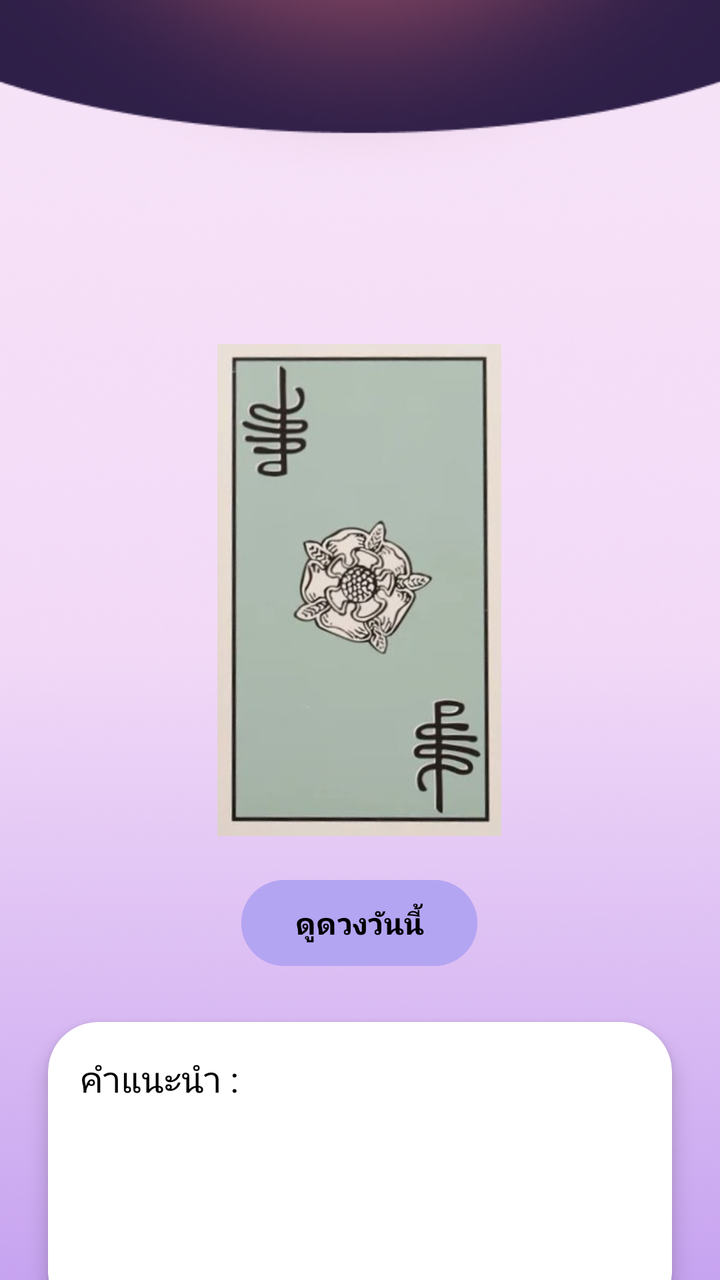
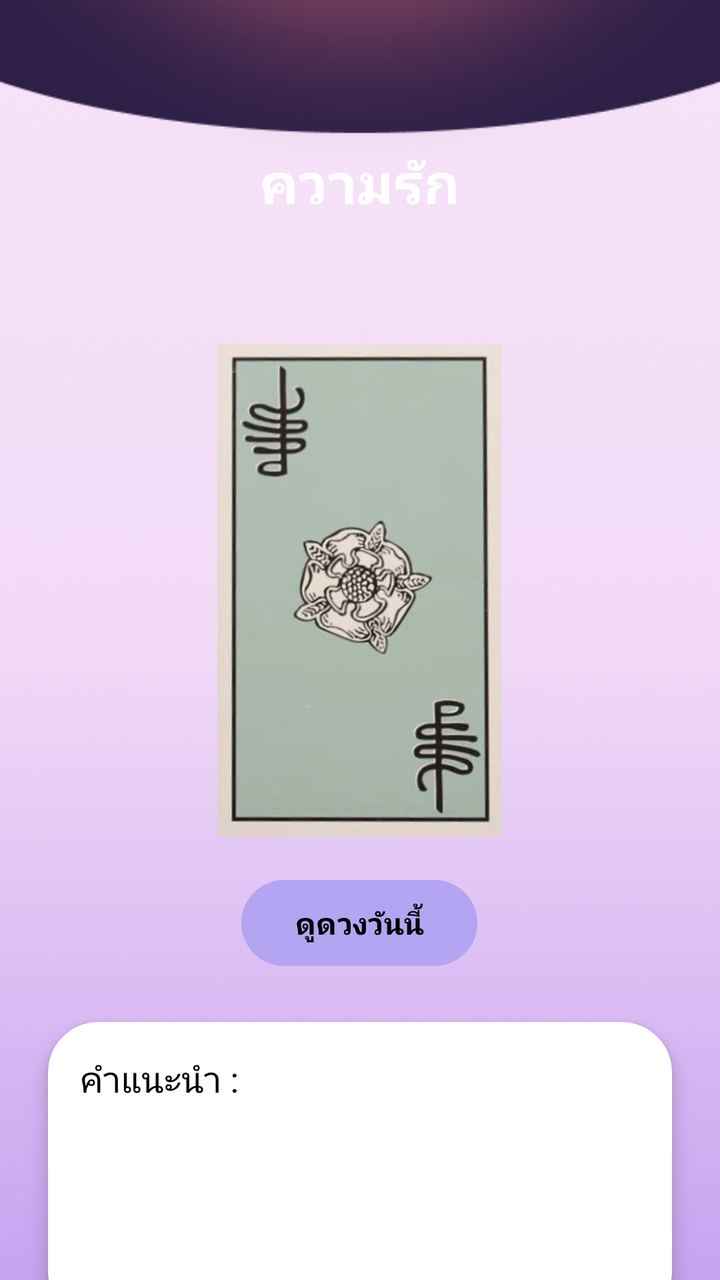

An Android layout rendered at two revisions. The XML below is the earlier revision; the diff shows what the commit changed to produce the second picture.
<!-- AndroidManifest.xml: application theme Theme.Dara -->
<!-- res/layout/fragment_love.xml -->
<?xml version="1.0" encoding="utf-8"?>
<androidx.constraintlayout.widget.ConstraintLayout xmlns:android="http://schemas.android.com/apk/res/android"
    xmlns:app="http://schemas.android.com/apk/res-auto"
    xmlns:tools="http://schemas.android.com/tools"
    android:layout_width="match_parent"
    android:layout_height="match_parent"
    android:backgroundTint="#FFFFFF"
    tools:context=".LoveFragment">

    

    <ImageView
        android:id="@+id/imageView"
        android:layout_width="0dp"
        android:layout_height="0dp"
        android:scaleType="centerCrop"
        app:layout_constraintBottom_toBottomOf="parent"
        app:layout_constraintEnd_toEndOf="parent"
        app:layout_constraintHorizontal_bias="0.0"
        app:layout_constraintStart_toStartOf="parent"
        app:layout_constraintTop_toTopOf="parent"
        app:layout_constraintVertical_bias="0.0"
        app:srcCompat="@drawable/wallpaper_random" />

    <Button
        android:id="@+id/btn_next"
        android:layout_width="119dp"
        android:layout_height="57dp"
        android:layout_marginStart="232dp"
        android:layout_marginTop="676dp"
        android:backgroundTint="#502342"
        android:fontFamily="@font/montserrat_bold"
        android:text="ถัดไป"
        android:textFontWeight="700"
        android:textSize="16sp"
        app:layout_constraintStart_toStartOf="parent"
        app:layout_constraintTop_toTopOf="parent" />

    <ImageView
        android:id="@+id/img_card"
        android:layout_width="142dp"
        android:layout_height="246dp"
        android:layout_marginTop="172dp"
        android:src="@drawable/backcard"
        app:layout_constraintEnd_toEndOf="parent"
        app:layout_constraintHorizontal_bias="0.498"
        app:layout_constraintStart_toStartOf="parent"
        app:layout_constraintTop_toTopOf="parent" />

    <Button
        android:id="@+id/btn_Ora"
        android:layout_width="118dp"
        android:layout_height="51dp"
        android:layout_marginTop="436dp"
        android:backgroundTint="#B4A5F3"
        android:text="ดูดวงวันนี้"
        android:fontFamily="@font/montserrat_bold"
        android:textFontWeight="700"
        android:textSize="15sp"
        android:textColor="#000000"
        app:layout_constraintEnd_toEndOf="parent"
        app:layout_constraintHorizontal_bias="0.498"
        app:layout_constraintStart_toStartOf="parent"
        app:layout_constraintTop_toTopOf="parent" />

    <androidx.cardview.widget.CardView
        android:id="@+id/cardAdvice"
        android:layout_width="0dp"
        android:layout_height="150dp"
        android:layout_margin="24dp"
        app:cardBackgroundColor="#FFFFFF"
        app:cardCornerRadius="25dp"
        app:cardElevation="6dp"

        app:layout_constraintTop_toBottomOf="@id/btn_Ora"
        app:layout_constraintStart_toStartOf="parent"
        app:layout_constraintEnd_toEndOf="parent">

        <LinearLayout
            android:layout_width="match_parent"
            android:layout_height="match_parent"
            android:orientation="horizontal"
            android:padding="16dp">

            <TextView
                android:layout_width="wrap_content"
                android:layout_height="wrap_content"
                android:text="คำแนะนำ : "
                android:textColor="#000"
                android:textSize="18sp" />

            <TextView
                android:id="@+id/textAdvice"
                android:layout_width="wrap_content"
                android:layout_height="wrap_content"
                android:text=""
                android:textColor="#000"
                android:textSize="18sp" />

        </LinearLayout>

    </androidx.cardview.widget.CardView>

    <Button
        android:id="@+id/btn_back"
        android:layout_width="119dp"
        android:layout_height="57dp"
        android:layout_marginStart="56dp"
        android:layout_marginTop="676dp"
        android:backgroundTint="#FFFFFF"
        android:fontFamily="@font/montserrat_bold"
        android:text="กลับ"
        android:textColor="#000000"
        android:textFontWeight="700"
        android:textSize="16sp"
        app:layout_constraintStart_toStartOf="parent"
        app:layout_constraintTop_toTopOf="parent" />


</androidx.constraintlayout.widget.ConstraintLayout>
<!-- resources referenced by this layout -->
<resources>
  <!-- drawable backcard: jpg bitmap (drawable, 19960 bytes) -->
  <!-- drawable wallpaper_random: png bitmap (drawable, 237534 bytes) -->
  <style name="Theme.Dara" parent="Base.Theme.Dara" />
  <style name="Base.Theme.Dara" parent="Theme.Material3.DayNight.NoActionBar">
          
          
      </style>
</resources>

<!-- the commit's change to res/layout/fragment_love.xml (unified diff, before → after) -->
@@ -21,6 +21,20 @@
         app:layout_constraintTop_toTopOf="parent"
         app:layout_constraintVertical_bias="0.0"
         app:srcCompat="@drawable/wallpaper_random" />
+
+    <TextView
+        android:id="@+id/textView29"
+        android:layout_width="wrap_content"
+        android:layout_height="wrap_content"
+        android:layout_marginTop="72dp"
+        android:fontFamily="@font/montserrat_bold"
+        android:text="ความรัก"
+        android:textColor="#FFFFFF"
+        android:textFontWeight="700"
+        android:textSize="28sp"
+        app:layout_constraintEnd_toEndOf="parent"
+        app:layout_constraintStart_toStartOf="parent"
+        app:layout_constraintTop_toTopOf="parent" />
 
     <Button
         android:id="@+id/btn_next"
